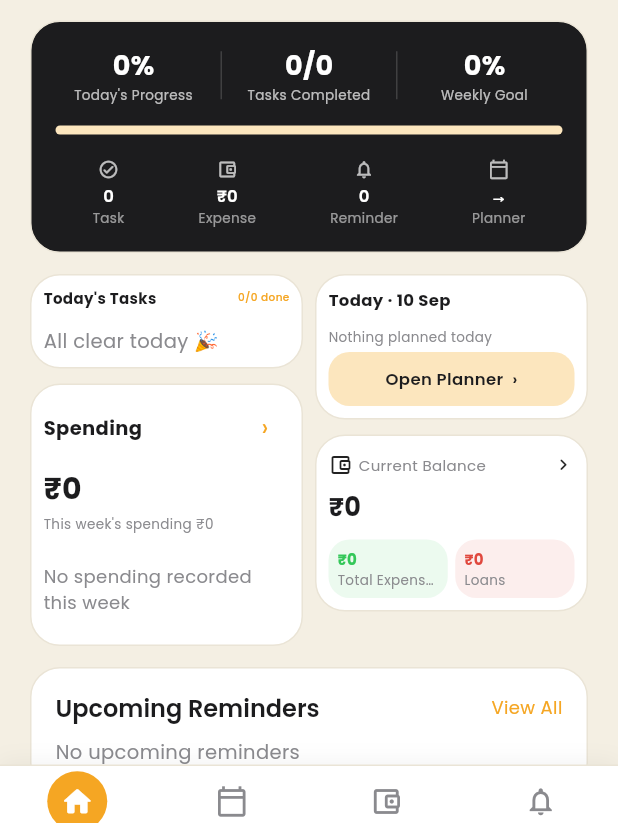
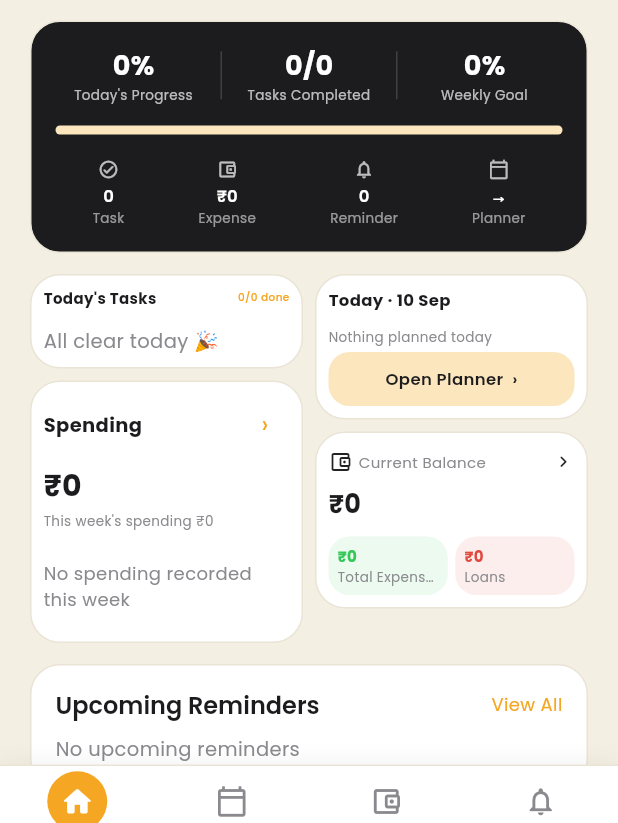
Before and after one commit to incognito-devraj/DIMI, a Flutter app: the screen it shows after launch, after a tap on "Get Started", on a phone screen of 412 x 824 dp, the part 374-1197 px from its top. Run offline on Flutter 3.47's test engine with Material 3 defaults, Android fonts, the phone set to English and light mode, and no system bars; our stand-ins replace drift, fl_chart, flutter_local_notifications, flutter_riverpod, go_router, google_fonts and 2 more; accounts and stored records are empty; generated files the repository leaves out were written again.

Commit message:
Adapt home dashboard masonry and planner ordering

```diff
--- a/lib/screens/home/home_screen.dart
+++ b/lib/screens/home/home_screen.dart
@@ -1,5 +1,6 @@
 import 'package:fl_chart/fl_chart.dart';
 import 'package:flutter/material.dart';
+import 'package:flutter/rendering.dart';
 import 'package:flutter_riverpod/flutter_riverpod.dart';
 import 'package:go_router/go_router.dart';
 import 'package:intl/intl.dart';
@@ -532,28 +533,12 @@
       data: (taskItems) => planner.when(
         data: (plannerItems) => weekly.when(
           data: (weeklyItems) => all.when(
-            data: (allItems) => Row(
-              crossAxisAlignment: CrossAxisAlignment.start,
+            data: (allItems) => _AdaptiveMasonry(
               children: [
-                Expanded(
-                  child: Column(
-                    children: [
-                      _TodayTasksCard(tasks: taskItems, compact: true),
-                      const SizedBox(height: 10),
-                      _SpendingCard(transactions: weeklyItems, compact: true),
-                    ],
-                  ),
-                ),
-                const SizedBox(width: 8),
-                Expanded(
-                  child: Column(
-                    children: [
-                      _PlannerPreviewCard(tasks: plannerItems, compact: true),
-                      const SizedBox(height: 10),
-                      _BalanceCard(transactions: allItems, compact: true),
-                    ],
-                  ),
-                ),
+                _TodayTasksCard(tasks: taskItems, compact: true),
+                _PlannerPreviewCard(tasks: plannerItems, compact: true),
+                _SpendingCard(transactions: weeklyItems, compact: true),
+                _BalanceCard(transactions: allItems, compact: true),
               ],
             ),
             loading: () => const _Shimmer(height: 220),
@@ -568,6 +553,79 @@
       loading: () => const _Shimmer(height: 280),
       error: (_, _) => const SizedBox.shrink(),
     );
+  }
+}
+
+/// Places cards in stable priority order, always assigning the next card to
+/// the column with the least accumulated height. Children are laid out first,
+/// so their real content height drives placement without fixed-height guesses.
+class _AdaptiveMasonry extends MultiChildRenderObjectWidget {
+  const _AdaptiveMasonry({required super.children});
+
+  @override
+  RenderObject createRenderObject(BuildContext context) {
+    return _RenderAdaptiveMasonry();
+  }
+}
+
+class _MasonryParentData extends ContainerBoxParentData<RenderBox> {}
+
+class _RenderAdaptiveMasonry extends RenderBox
+    with
+        ContainerRenderObjectMixin<RenderBox, _MasonryParentData>,
+        RenderBoxContainerDefaultsMixin<RenderBox, _MasonryParentData> {
+  static const double _gap = 8;
+  static const double _singleColumnBreakpoint = 320;
+
+  @override
+  void setupParentData(RenderBox child) {
+    if (child.parentData is! _MasonryParentData) {
+      child.parentData = _MasonryParentData();
+    }
+  }
+
+  @override
+  void performLayout() {
+    final width = constraints.maxWidth;
+    final columnCount = width < _singleColumnBreakpoint ? 1 : 2;
+    final columnWidth = columnCount == 1 ? width : (width - _gap) / 2;
+    final heights = List<double>.filled(columnCount, 0);
+
+    RenderBox? child = firstChild;
+    while (child != null) {
+      child.layout(
+        BoxConstraints.tightFor(width: columnWidth),
+        parentUsesSize: true,
+      );
+
+      var targetColumn = 0;
+      for (var i = 1; i < heights.length; i++) {
+        if (heights[i] < heights[targetColumn]) targetColumn = i;
+      }
+
+      final parentData = child.parentData! as _MasonryParentData;
+      parentData.offset = Offset(
+        targetColumn == 0 ? 0 : columnWidth + _gap,
+        heights[targetColumn],
+      );
+      heights[targetColumn] += child.size.height + _gap;
+      child = parentData.nextSibling;
+    }
+
+    final contentHeight = heights.isEmpty
+        ? 0.0
+        : heights.reduce((a, b) => a > b ? a : b) - _gap;
+    size = constraints.constrain(Size(width, contentHeight));
+  }
+
+  @override
+  void paint(PaintingContext context, Offset offset) {
+    defaultPaint(context, offset);
+  }
+
+  @override
+  bool hitTestChildren(BoxHitTestResult result, {required Offset position}) {
+    return defaultHitTestChildren(result, position: position);
   }
 }
 
@@ -1210,7 +1268,12 @@
   @override
   Widget build(BuildContext context) {
     final sorted = [...tasks]
-      ..sort((a, b) => (a.dueTime ?? '99:99').compareTo(b.dueTime ?? '99:99'));
+      ..sort((a, b) {
+        if (compact && a.isCompleted != b.isCompleted) {
+          return a.isCompleted ? 1 : -1;
+        }
+        return (a.dueTime ?? '99:99').compareTo(b.dueTime ?? '99:99');
+      });
     return SectionCard(
       padding: EdgeInsets.all(compact ? 8 : AppSpacing.cardPadding),
       child: Column(
```
